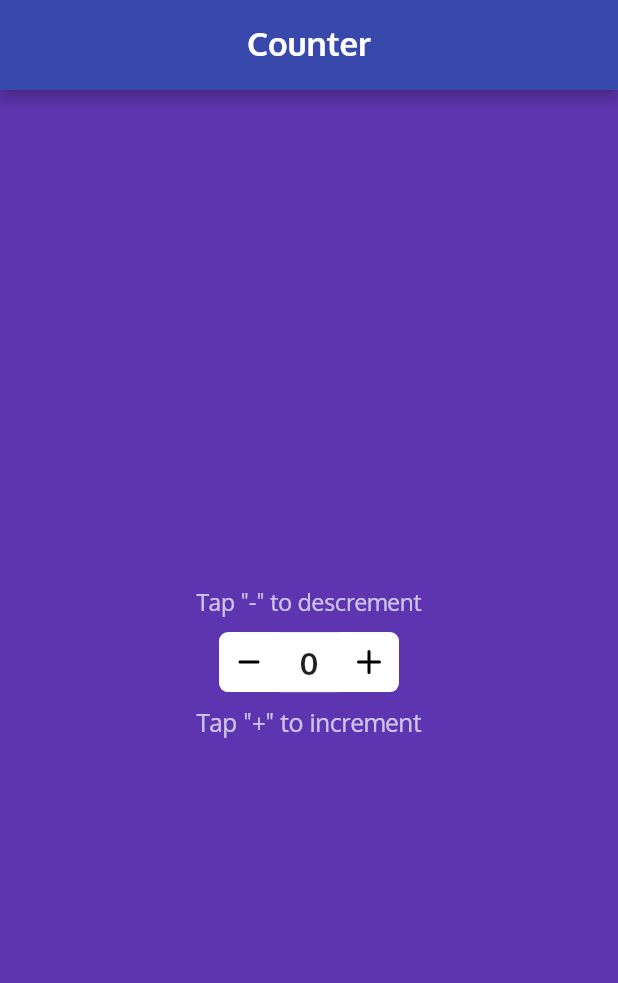
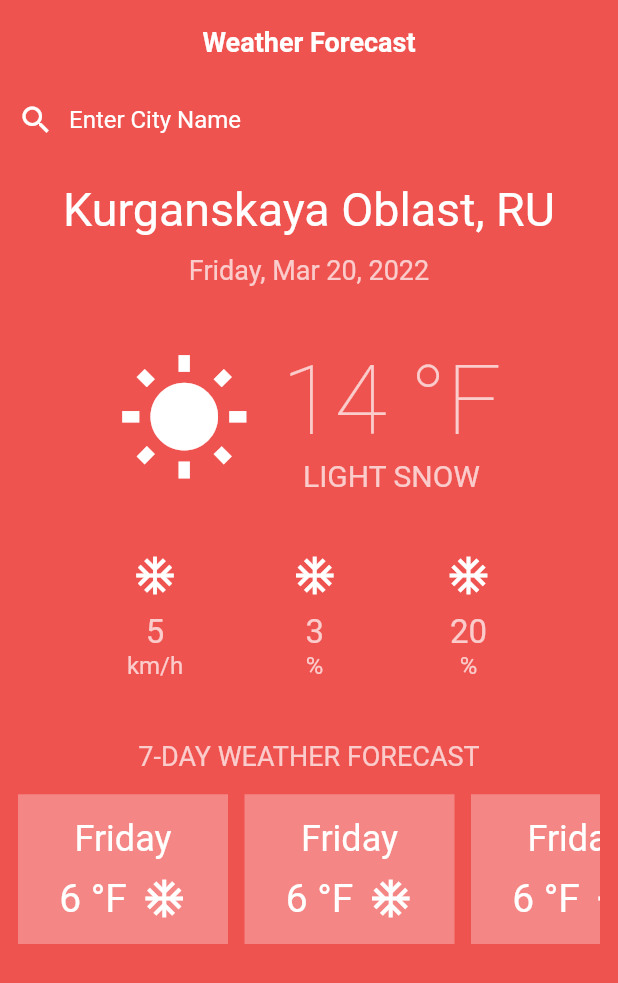
Before and after one commit to Alexsfv/flutter-counter, a Flutter app: the screen it shows after launch, on a phone screen of 412 x 824 dp. Shown: the top 983 px of the screen. Run offline on Flutter 3.47's test engine with Material 2 defaults, Android fonts, the phone set to English and light mode, and no system bars.

Commit message:
weather layout

```diff
--- a/lib/main.dart
+++ b/lib/main.dart
@@ -1,139 +1,208 @@
 // ignore_for_file: prefer_const_constructors
 import 'package:flutter/material.dart';
-import 'package:flutter_svg/flutter_svg.dart';
+import 'package:flutter/rendering.dart';
+import 'package:flutter/services.dart';
 
-const Color counterColor = Colors.white;
+Color mainColor = Colors.red.shade400;
+Color textColor = Colors.white;
+Color textColorLite = Colors.white70;
 
-void main() => runApp(AppWidget());
+void main() => runApp(MyApp());
 
-class AppWidget extends StatelessWidget {
+class MyApp extends StatelessWidget {
   @override
   Widget build(context) {
     return MaterialApp(
-      theme: ThemeData(fontFamily: 'Oxygen'),
       home: Scaffold(
-        appBar: Header(),
-        body: Body(),
+        backgroundColor: mainColor,
+        appBar: _appBar(),
+        body: _appBody(),
       ),
     );
   }
 }
 
-class Header extends StatelessWidget implements PreferredSizeWidget {
-  @override
-  build(context) {
-    return AppBar(
+AppBar _appBar() => AppBar(
+      backgroundColor: mainColor,
       centerTitle: true,
-      backgroundColor: Colors.indigo[600],
+      elevation: 0,
       title: Text(
-        'Counter',
-        textAlign: TextAlign.center,
+        'Weather Forecast',
         style: TextStyle(
-          fontSize: 22,
+          color: textColor,
+          fontSize: 18,
           fontWeight: FontWeight.bold,
-          color: Colors.white,
         ),
       ),
     );
+
+Widget _appBody() => SingleChildScrollView(
+      padding: EdgeInsets.all(12),
+      child: Column(
+        children: [
+          Finder(),
+          Position(),
+          _weekDay(),
+          WeatherStatus(),
+          _weatherParameters(),
+          _weatherForecast(),
+        ],
+      ),
+    );
+
+Widget _weekDay() => Container(
+      margin: EdgeInsets.only(top: 12),
+      child: Text(
+        'Friday, Mar 20, 2022',
+        textAlign: TextAlign.center,
+        style: TextStyle(
+          color: textColorLite,
+          fontSize: 18,
+        ),
+      ),
+    );
+
+Widget _weatherParameters() => Container(
+      margin: EdgeInsets.only(top: 40),
+      child: Row(
+        mainAxisAlignment: MainAxisAlignment.spaceEvenly,
+        children: [
+          WeatherParameter(
+            icon: Icons.ac_unit,
+            value: '5',
+            parameter: 'km/h',
+          ),
+          WeatherParameter(
+            icon: Icons.ac_unit,
+            value: '3',
+            parameter: '%',
+          ),
+          WeatherParameter(
+            icon: Icons.ac_unit,
+            value: '20',
+            parameter: '%',
+          ),
+        ],
+      ),
+    );
+
+Widget _weatherForecast() => Container(
+      margin: EdgeInsets.only(top: 40),
+      child: Column(
+        crossAxisAlignment: CrossAxisAlignment.center,
+        children: [
+          Container(
+            margin: EdgeInsets.only(bottom: 15),
+            child: Text(
+              '7-day weather forecast'.toUpperCase(),
+              style: TextStyle(
+                color: textColorLite,
+                fontSize: 18,
+              ),
+            ),
+          ),
+          SizedBox(
+            height: 100,
+            child: ListView.separated(
+              padding: EdgeInsets.only(right: 100),
+              scrollDirection: Axis.horizontal,
+              itemCount: 7,
+              itemBuilder: (context, index) {
+                return ForecastItem();
+              },
+              separatorBuilder: (context, index) {
+                return SizedBox(
+                  width: 1,
+                );
+              },
+            ),
+          )
+        ],
+      ),
+    );
+
+class Finder extends StatelessWidget {
+  @override
+  Widget build(context) {
+    return Row(
+      children: [
+        Icon(
+          Icons.search_outlined,
+          color: textColor,
+        ),
+        Container(
+          padding: EdgeInsets.only(left: 10),
+          child: Text(
+            'Enter City Name',
+            style: TextStyle(
+              color: textColor,
+              fontSize: 16,
+            ),
+          ),
+        ),
+      ],
+    );
   }
-
-  @override
-  Size get preferredSize => const Size.fromHeight(60);
 }
 
-class Body extends StatelessWidget {
+class Position extends StatelessWidget {
   @override
   Widget build(context) {
+    double horizontalPadding = 30;
+
     return Container(
-      color: Colors.deepPurple[600],
       width: MediaQuery.of(context).size.width,
-      child: Column(
-        crossAxisAlignment: CrossAxisAlignment.center,
-        mainAxisAlignment: MainAxisAlignment.center,
-        children: [
-          CounterText(
-            key: Key('tp-ct-text'),
-            text: 'Tap "-" to descrement',
+      margin: EdgeInsets.only(top: 30),
+      padding:
+          EdgeInsets.only(left: horizontalPadding, right: horizontalPadding),
+      child: FittedBox(
+        fit: BoxFit.fitWidth,
+        child: Text(
+          'Kurganskaya Oblast, RU',
+          textAlign: TextAlign.center,
+          style: TextStyle(
+            color: textColor,
           ),
-          Counter(),
-          CounterText(
-            key: Key('bt-ct-text'),
-            text: 'Tap "+" to increment',
-          ),
-        ],
+        ),
       ),
     );
   }
 }
 
-class Counter extends StatefulWidget {
-  @override
-  State<StatefulWidget> createState() {
-    return _CounterState();
-  }
-}
-
-class _CounterState extends State<Counter> {
-  int _count = 0;
-
-  _handleDecrement() {
-    setState(() {
-      _count--;
-    });
-  }
-
-  _handleIncrement() {
-    setState(() {
-      _count++;
-    });
-  }
-
-  @override
-  build(contenxt) {
-    return Container(
-      child: Flex(
-        direction: Axis.horizontal,
-        mainAxisAlignment: MainAxisAlignment.center,
-        children: [
-          CounterButton(
-            isLeftRounded: true,
-            src: 'assets/icons/minus.svg',
-            onPressed: _handleDecrement,
-          ),
-          CounterField(
-            key: Key('1'),
-            value: _count,
-          ),
-          CounterButton(
-            isRightRounded: true,
-            src: 'assets/icons/plus.svg',
-            onPressed: _handleIncrement,
-          ),
-        ],
-      ),
-    );
-  }
-}
-
-class CounterField extends StatelessWidget {
-  int value = 0;
-
-  CounterField({Key? key, required this.value}) : super(key: key);
-
+class WeatherStatus extends StatelessWidget {
   @override
   Widget build(context) {
     return Container(
-      width: 40,
-      height: 40,
-      color: counterColor,
-      child: Flex(
-        direction: Axis.vertical,
+      margin: EdgeInsets.only(top: 40),
+      child: Row(
         mainAxisAlignment: MainAxisAlignment.center,
         children: [
-          Text(
-            '$value',
-            style: TextStyle(fontSize: 20, fontWeight: FontWeight.bold),
-            textAlign: TextAlign.center,
+          Container(
+            margin: EdgeInsets.only(right: 20),
+            child: Icon(
+              Icons.wb_sunny,
+              color: textColor,
+              size: 90,
+            ),
+          ),
+          Column(
+            children: [
+              Text(
+                '14 °F',
+                style: TextStyle(
+                  color: textColorLite,
+                  fontSize: 64,
+                  fontWeight: FontWeight.w100,
+                ),
+              ),
+              Text(
+                'Light snow'.toUpperCase(),
+                style: TextStyle(
+                  color: textColorLite,
+                  fontSize: 20,
+                ),
+              )
+            ],
           )
         ],
       ),
@@ -141,65 +210,89 @@ class CounterField extends StatelessWidget {
   }
 }
 
-class CounterText extends StatelessWidget {
-  final String text;
+class WeatherParameter extends StatelessWidget {
+  IconData icon;
+  String parameter;
+  String value;
 
-  const CounterText({Key? key, required this.text}) : super(key: key);
+  WeatherParameter({
+    Key? key,
+    required this.icon,
+    required this.parameter,
+    required this.value,
+  });
 
   @override
   Widget build(context) {
-    return Container(
-      width: 170,
-      padding: EdgeInsets.all(10),
-      child: FittedBox(
-          fit: BoxFit.contain,
-          child: Text(
-            text,
-            textAlign: TextAlign.justify,
-            style: TextStyle(
-              fontSize: 16,
-              color: Colors.white70,
-            ),
-          )),
+    return Column(
+      children: [
+        Padding(
+          padding: EdgeInsets.only(bottom: 10),
+          child: Icon(
+            icon,
+            color: textColor,
+            size: 30,
+          ),
+        ),
+        Text(
+          value,
+          style: TextStyle(
+            color: textColorLite,
+            fontSize: 22,
+          ),
+        ),
+        Text(
+          parameter,
+          style: TextStyle(
+            color: textColorLite,
+            fontSize: 16,
+          ),
+        ),
+      ],
     );
   }
 }
 
-class CounterButton extends StatelessWidget {
-  void Function()? onPressed;
-  bool isRightRounded = false;
-  bool isLeftRounded = false;
-  String src;
-
-  CounterButton({
-    Key? key,
-    required this.src,
-    required this.onPressed,
-    this.isRightRounded = false,
-    this.isLeftRounded = false,
-  }) : super(key: key);
-
+class ForecastItem extends StatelessWidget {
   @override
   Widget build(context) {
-    const double size = 40;
-    const double radius = 6;
-
     return Container(
-      width: size,
-      height: size,
-      decoration: BoxDecoration(
-          color: counterColor,
-          borderRadius: BorderRadius.only(
-            topLeft: Radius.circular(isLeftRounded ? radius : 0),
-            topRight: Radius.circular(isRightRounded ? radius : 0),
-            bottomRight: Radius.circular(isRightRounded ? radius : 0),
-            bottomLeft: Radius.circular(isLeftRounded ? radius : 0),
-          )),
-      child: IconButton(
-        onPressed: onPressed,
-        icon: SvgPicture.asset(src),
-        splashColor: Colors.red,
-        hoverColor: Colors.red,
+      width: 140,
+      margin: EdgeInsets.only(right: 10),
+      padding: EdgeInsets.all(10),
+      color: Colors.white30,
+      child: Column(
+        mainAxisAlignment: MainAxisAlignment.spaceAround,
+        children: [
+          Text(
+            'Friday',
+            style: TextStyle(
+              color: textColor,
+              fontSize: 24,
+            ),
+          ),
+          Row(
+            mainAxisAlignment: MainAxisAlignment.center,
+            crossAxisAlignment: CrossAxisAlignment.center,
+            children: [
+              Text(
+                '6 °F',
+                style: TextStyle(
+                  color: textColor,
+                  fontSize: 26,
+                ),
+              ),
+              Padding(
+                padding: EdgeInsets.only(left: 10),
+                child: Icon(
+                  Icons.ac_unit,
+                  size: 30,
+                  color: textColor,
+                ),
+              ),
+            ],
+          )
+        ],
       ),
     );
   }
```
